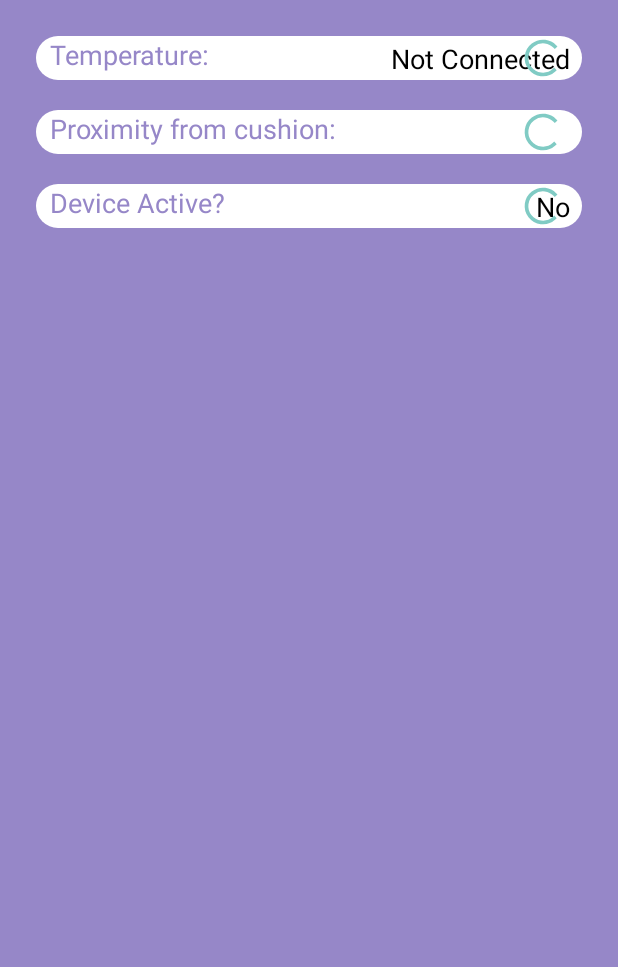
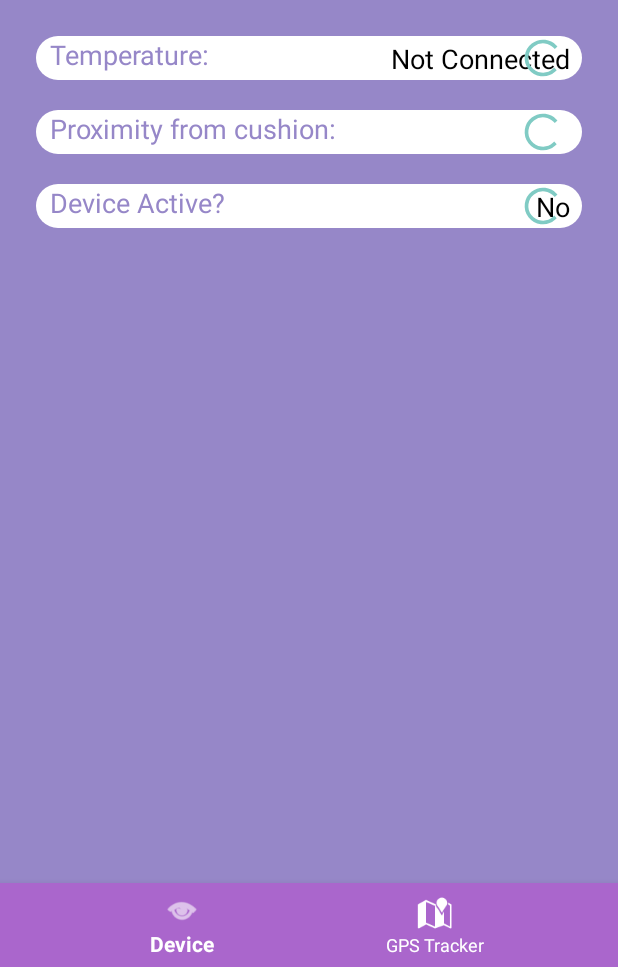
Before and after one commit to hmcashan13/GuardianAngel-Android, an Android app: the screen it shows after launch (DeviceActivity), on a phone screen of 412 x 824 dp, the part 269-1236 px from its top. Run offline under Robolectric (Android 15) with nearby library versions, the phone set to English and light mode, and no system bars; libraries missing offline, so code that uses them is left out: org.altbeacon.beacon; 7 statements that could not run were skipped.

Commit message:
created tab bar

```diff
--- a/app/build.gradle
+++ b/app/build.gradle
@@ -28,6 +28,7 @@ dependencies {
     implementation fileTree(dir: 'libs', include: ['*.jar'])
     implementation "org.jetbrains.kotlin:kotlin-stdlib-jdk7:$kotlin_version"
     implementation 'com.android.support:appcompat-v7:28.0.0-rc02'
+    implementation 'com.android.support:design:28.0.0'
     implementation 'com.android.support.constraint:constraint-layout:1.1.3'
     implementation 'de.hdodenhof:circleimageview:2.2.0'
     implementation "org.jetbrains.anko:anko-common:0.8.3"
--- a/app/src/main/java/com/example/hudsonmcashan/guradianaangel/DeviceActivity.kt
+++ b/app/src/main/java/com/example/hudsonmcashan/guradianaangel/DeviceActivity.kt
@@ -1,6 +1,5 @@
 package com.example.hudsonmcashan.guradianaangel
 
-import android.annotation.SuppressLint
 import android.annotation.TargetApi
 import android.app.*
 import android.app.Notification.*
@@ -17,15 +16,13 @@ import android.graphics.BitmapFactory
 import android.graphics.Color
 import android.widget.RemoteViews
 import android.widget.Toast
-import org.jetbrains.anko.toast
 import android.bluetooth.BluetoothAdapter
 import android.content.*
 import android.os.*
 import android.provider.Settings
-import android.support.v4.app.NotificationCompat
+import android.support.design.widget.BottomNavigationView
 import android.util.Log.*
 import android.view.View
-import android.widget.RelativeLayout
 import com.example.hudsonmcashan.guradianaangel.Settings.Prefs
 import com.example.hudsonmcashan.guradianaangel.Settings.SettingsActivity
 import com.example.hudsonmcashan.guradianaangel.Settings.TAG_SETTINGS
@@ -82,6 +79,7 @@ class DeviceActivity : AppCompatActivity(), BeaconConsumer {
         setContentView(R.layout.activity_connection)
 
         prefs = Prefs(this)
+        setupTabBar()
         setupActionBar()
         setupWriteSettings()
         setupInfoButton()
@@ -105,6 +103,25 @@ class DeviceActivity : AppCompatActivity(), BeaconConsumer {
         mBluetoothLeService = null
         // turn off receiver
         unregisterReceiver(mGattUpdateReceiver)
+    }
+
+    private fun setupTabBar() {
+        val bottomNavigation: BottomNavigationView = findViewById(R.id.navigationView)
+        bottomNavigation.setOnNavigationItemSelectedListener(mOnNavigationItemSelectedListener)
+    }
+
+    private val mOnNavigationItemSelectedListener = BottomNavigationView.OnNavigationItemSelectedListener { item ->
+        when (item.itemId) {
+            R.id.navigation_device -> {
+
+                return@OnNavigationItemSelectedListener true
+            }
+            R.id.navigation_gps -> {
+
+                return@OnNavigationItemSelectedListener true
+            }
+        }
+        false
     }
 
     private fun setupActionBar() {
@@ -288,7 +305,7 @@ class DeviceActivity : AppCompatActivity(), BeaconConsumer {
         weight_label.text = if (isWeightDetected) "Yes" else "No"
     }
 
-    // Beacon function
+    // Manages Beacon connection
     override fun onBeaconServiceConnect() {
         beaconManager.removeAllMonitorNotifiers()
         beaconManager.removeAllRangeNotifiers()
--- /dev/null
+++ b/app/src/main/res/drawable/icon1.xml
@@ -0,0 +1,4 @@
+<?xml version="1.0" encoding="utf-8"?>
+<selector xmlns:android="http://schemas.android.com/apk/res/android">
+
+</selector>
--- a/app/src/main/res/layout/activity_connection.xml
+++ b/app/src/main/res/layout/activity_connection.xml
@@ -188,4 +188,17 @@
         app:layout_constraintEnd_toEndOf="@+id/weight_text"
         app:layout_constraintTop_toTopOf="@+id/weight_text" />
 
+    <android.support.design.widget.BottomNavigationView
+        android:id="@+id/navigationView"
+        android:layout_width="0dp"
+        android:layout_height="wrap_content"
+        android:background="@android:color/holo_purple"
+        app:itemBackground="@android:color/holo_purple"
+        app:itemIconTint="@color/white"
+        app:itemTextColor="@color/white"
+        app:layout_constraintBottom_toBottomOf="parent"
+        app:layout_constraintLeft_toLeftOf="parent"
+        app:layout_constraintRight_toRightOf="parent"
+        app:menu="@menu/navigation" />
+
 </android.support.constraint.ConstraintLayout>
--- /dev/null
+++ b/app/src/main/res/menu/navigation.xml
@@ -0,0 +1,14 @@
+<?xml version="1.0" encoding="utf-8"?>
+<menu xmlns:android="http://schemas.android.com/apk/res/android">
+
+    <item
+        android:id="@+id/navigation_device"
+        android:icon="@android:drawable/ic_menu_view"
+        android:title="Device"/>
+
+    <item
+        android:id="@+id/navigation_gps"
+        android:icon="@android:drawable/ic_dialog_map"
+        android:title="GPS Tracker"/>
+
+</menu>
```
Also changed, not shown: app/src/main/java/com/example/hudsonmcashan/guradianaangel/TabAdapter.kt (added, +33 -0 lines).
